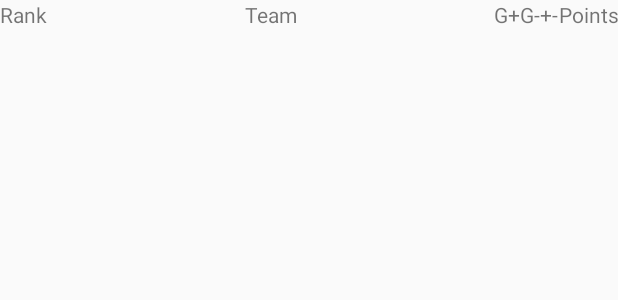
After one commit to kwiecien/world-cup-2018, an Android app: the layout fixture_details.xml on its own in the app's theme, with its tools: preview values and no code run, on a phone screen of 412 x 824 dp. The commit adds this screen. Shown: the top 300 px of the screen. Run offline under Robolectric (Android 15) with nearby library versions, the phone set to English and light mode, and no system bars.

Commit message:
feat: Open dummy fixture details

```diff
--- a/app/src/main/AndroidManifest.xml
+++ b/app/src/main/AndroidManifest.xml
@@ -25,7 +25,11 @@
         <activity
             android:name=".view.groups.GroupActivity"
             android:label="@string/title_activity_group"
-            android:theme="@style/AppTheme.NoActionBar"></activity>
+            android:theme="@style/AppTheme.NoActionBar" />
+        <activity
+            android:name=".view.fixtures.FixtureActivity"
+            android:label="@string/title_activity_fixture"
+            android:theme="@style/AppTheme.NoActionBar" />
     </application>
 
 </manifest>
--- a/app/src/main/java/com/kk/worldcup2018/view/fixtures/FixtureActivity.java
+++ b/app/src/main/java/com/kk/worldcup2018/view/fixtures/FixtureActivity.java
@@ -34,7 +34,7 @@ public class FixtureActivity extends AppCompatActivity {
         Fixture fixture = Parcels.unwrap(getIntent().getParcelableExtra(ARG_FIXTURE));
         FixtureFragment fixtureFragment = FixtureFragment.newInstance(fixture);
         getSupportFragmentManager().beginTransaction()
-                .replace(R.id.table_group, fixtureFragment)
+                .replace(R.id.fragment_fixture_container, fixtureFragment)
                 .commit();
 
         FloatingActionButton fab = findViewById(R.id.fab);
--- a/app/src/main/java/com/kk/worldcup2018/view/fixtures/FixturesFragment.java
+++ b/app/src/main/java/com/kk/worldcup2018/view/fixtures/FixturesFragment.java
@@ -53,7 +53,7 @@ public class FixturesFragment extends RecyclerViewFragment {
             Context context = view.getContext();
             recyclerView = (RecyclerView) view;
             recyclerView.setLayoutManager(new LinearLayoutManager(context));
-            recyclerView.setAdapter(new FixturesRecyclerViewAdapter(new ArrayList<>()));
+            recyclerView.setAdapter(new FixturesRecyclerViewAdapter(getContext(), new ArrayList<>()));
         }
     }
 
--- /dev/null
+++ b/app/src/main/res/layout/fixture_details.xml
@@ -0,0 +1,29 @@
+<?xml version="1.0" encoding="utf-8"?>
+<TableLayout xmlns:android="http://schemas.android.com/apk/res/android"
+    android:layout_width="match_parent"
+    android:layout_height="wrap_content"
+    android:stretchColumns="1">
+
+    <TableRow>
+        <TextView
+            android:gravity="center"
+            android:text="Rank" />
+        <TextView
+            android:gravity="center"
+            android:text="Team" />
+        <TextView
+            android:gravity="center"
+            android:text="G+" />
+        <TextView
+            android:gravity="center"
+            android:text="G-" />
+        <TextView
+            android:gravity="center"
+            android:text="+-" />
+        <TextView
+            android:gravity="center"
+            android:text="Points" />
+    </TableRow>
+
+
+</TableLayout>
--- a/app/src/main/res/values/strings.xml
+++ b/app/src/main/res/values/strings.xml
@@ -8,6 +8,7 @@
     <string name="colon">:</string>
     <string name="flag_country">Country\'s flag</string>
     <string name="title_activity_group">GroupActivity</string>
+    <string name="title_activity_fixture">FixtureActivity</string>
     <string name="action_settings">Settings</string>
     <string name="four">4</string>
 </resources>
```
Also changed, not shown: app/src/main/java/com/kk/worldcup2018/view/fixtures/FixturesRecyclerViewAdapter.java (+8 -4 lines), app/src/main/res/layout/activity_fixture.xml (+30 -3 lines), app/src/main/res/layout/fragment_fixture.xml (+7 -5 lines).
